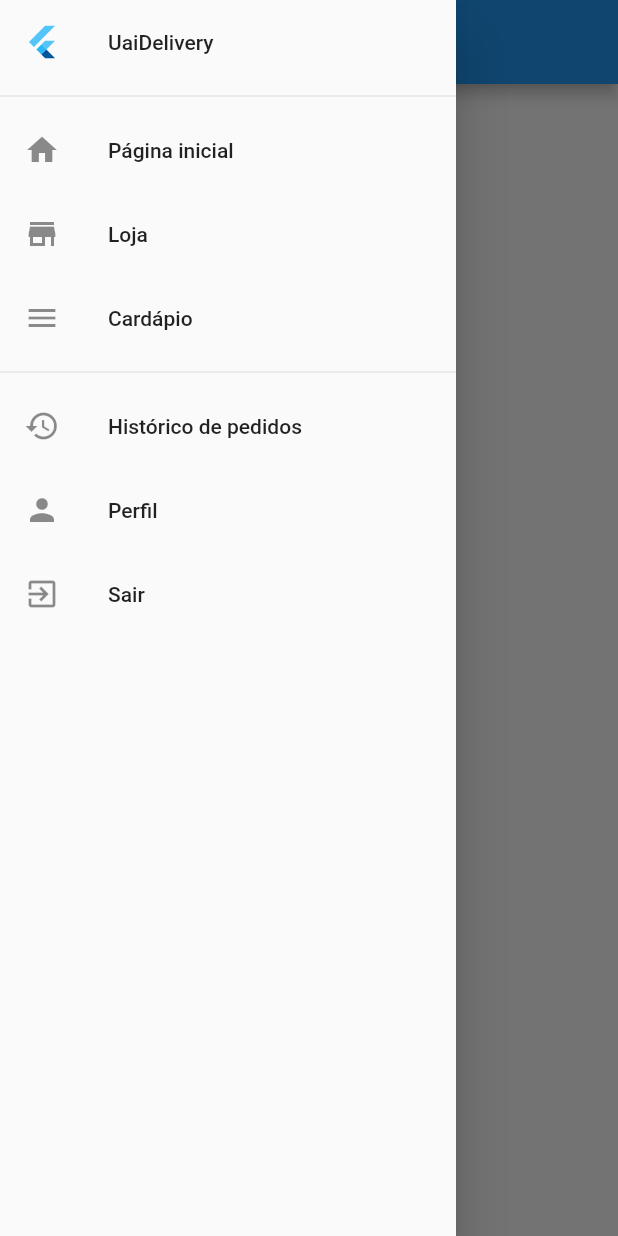
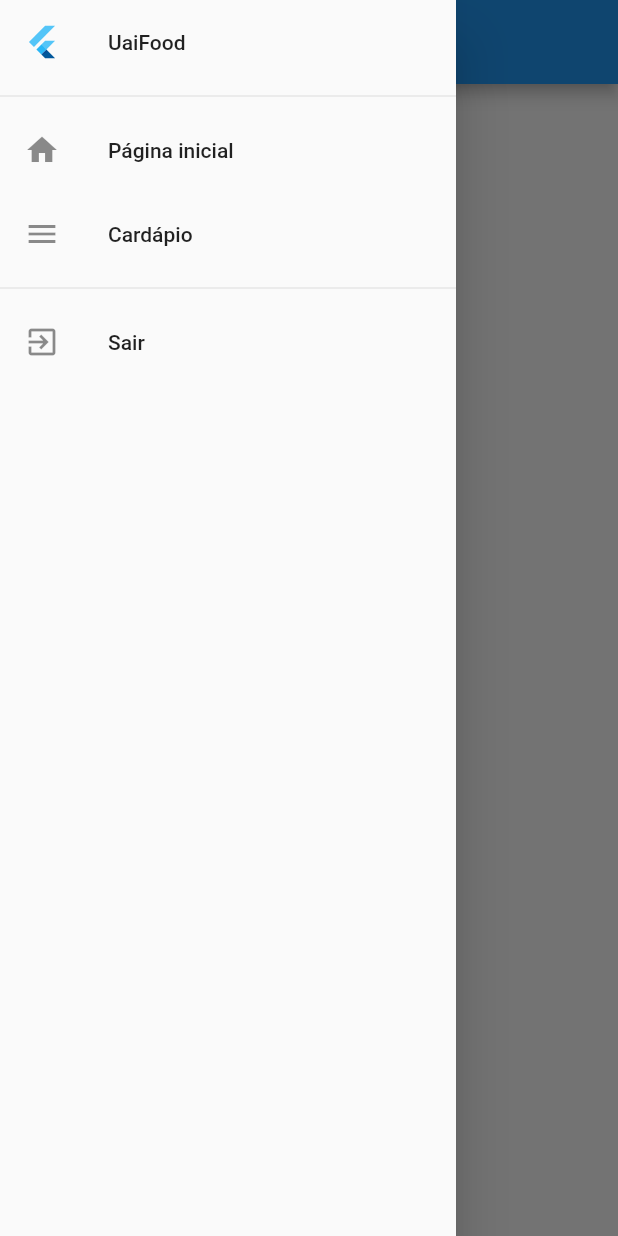
Before and after one commit to MarceloFV/iDelivery-Store, a Flutter app: the HomeView screen opened by its route, with the side drawer open, on a phone screen of 412 x 824 dp. Run offline on Flutter 3.47's test engine with Material 2 defaults, Android fonts, the phone set to English and light mode, and no system bars; our stand-ins replace cloud_firestore, firebase_auth, firebase_core, get; accounts and stored records are empty; statements that could not run were skipped.

```diff
--- a/lib/app/modules/home/views/home_view.dart
+++ b/lib/app/modules/home/views/home_view.dart
@@ -35,7 +35,7 @@ class HomeView extends GetView<HomeController> {
           children: <Widget>[
             ListTile(
               leading: FlutterLogo(),
-              title: Text('UaiDelivery'),
+              title: Text('UaiFood'),
             ),
             Divider(),
             ListTile(
@@ -46,32 +46,28 @@ class HomeView extends GetView<HomeController> {
               },
             ),
             ListTile(
-              leading: Icon(Icons.store),
-              title: Text('Loja'),
-              onTap: () {
-                //TODO: Implement goto store page
-              },
-            ),
-            ListTile(
               leading: Icon(Icons.menu),
               title: Text('Cardápio'),
               onTap: controller.onDrawerMenuPressed,
             ),
+
+            //TODO: Implement request history system
+            // ListTile(
+            //   leading: Icon(Icons.history),
+            //   title: Text('Histórico de pedidos'),
+            //   onTap: () {
+            //   },
+            // ),
+
+          //TODO: Implement store page
+            // ListTile(
+            //   leading: Icon(Icons.store),
+            //   title: Text('Loja'),
+            //   onTap: () {
+            //     //TODO: Implement goto store page
+            //   },
+            // ),
             Divider(),
-            ListTile(
-              leading: Icon(Icons.history),
-              title: Text('Histórico de pedidos'),
-              onTap: () {
-                //TODO: Implement goto history page
-              },
-            ),
-            ListTile(
-              leading: Icon(Icons.person),
-              title: Text('Perfil'),
-              onTap: () {
-                //TODO: Implement goto profile page
-              },
-            ),
             ListTile(
               leading: Icon(Icons.exit_to_app),
               title: Text('Sair'),
--- a/lib/app/modules/menu/views/menu_view.dart
+++ b/lib/app/modules/menu/views/menu_view.dart
@@ -37,6 +37,9 @@ class ProductCard extends StatelessWidget {
   @override
   Widget build(BuildContext context) => Card(
         child: ListTile(
+          leading: (product.imgUrl != null)
+              ? Image.network(product.imgUrl)
+              : Image.asset('assets/images/not-found.jpg'),
           title: Text(product.title),
           trailing: Text(product.value.toString()),
           subtitle: Text(product.description),
--- a/pubspec.yaml
+++ b/pubspec.yaml
@@ -53,8 +53,8 @@ flutter:
   uses-material-design: true
 
   # To add assets to your application, add an assets section, like this:
-  # assets:
-  #   - images/a_dot_burr.jpeg
+  assets:
+    - assets/images/
   #   - images/a_dot_ham.jpeg
 
   # An image asset can refer to one or more resolution-specific "variants", see
```
Also changed, not shown: lib/app/modules/menu/modules/product/views/product_view.dart (+12 -6 lines), assets/images/not-found.jpg (added).
